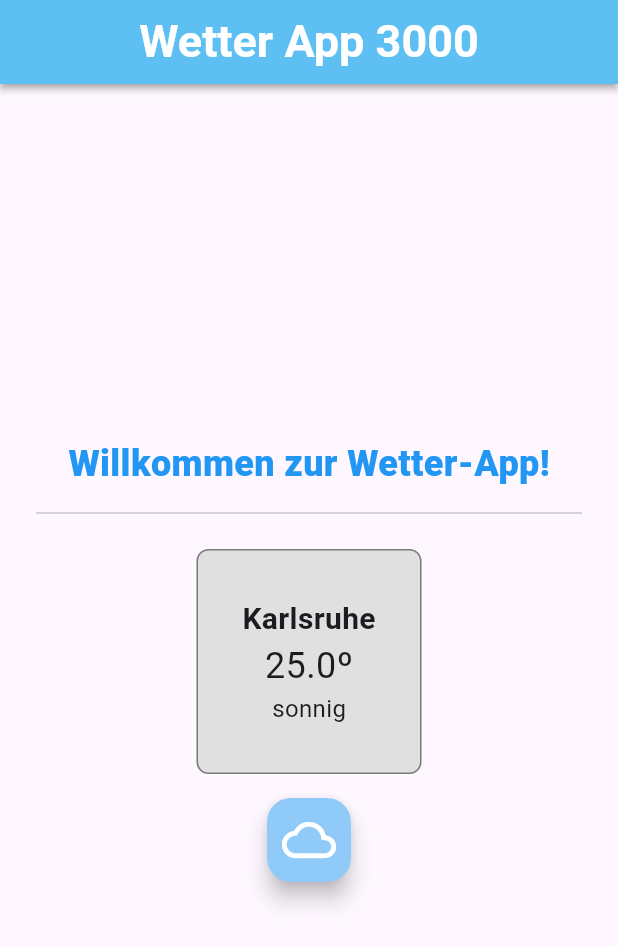
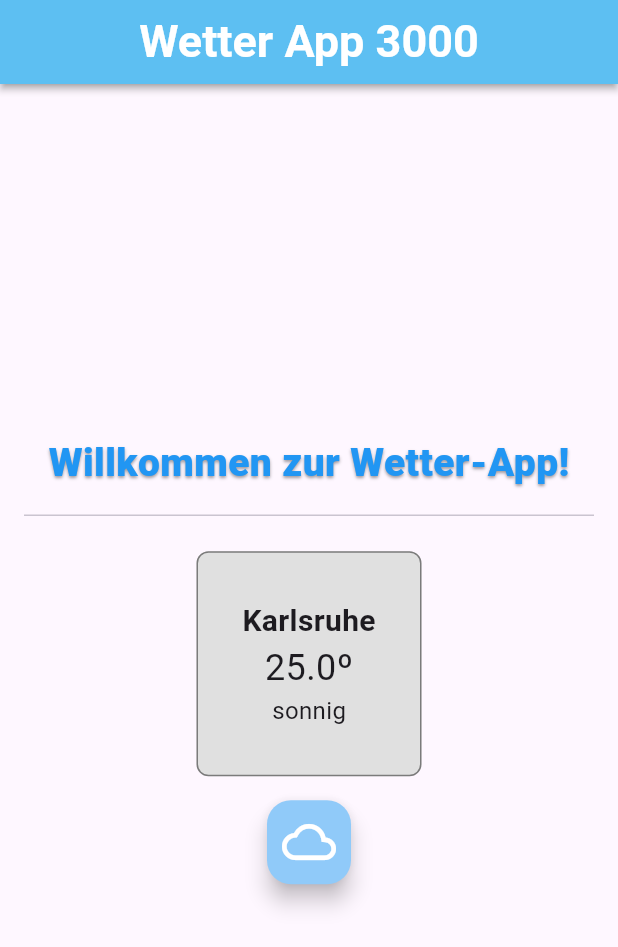
Before and after one commit to Sascha-create/simple_weather_app, a Flutter app: the screen it shows after launch, after a tap on the "cloud" icon, on a phone screen of 412 x 824 dp. Shown: the top 947 px of the screen. Run offline on Flutter 3.47's test engine with Material 3 defaults, Android fonts, the phone set to English and light mode, and no system bars.

```diff
--- a/lib/header.dart
+++ b/lib/header.dart
@@ -11,8 +11,9 @@ class Header extends StatelessWidget {
       padding: EdgeInsets.only(bottom: 8.0),
       child: Text(
         "Willkommen zur Wetter-App!",
-        style: TextStyle(
-            fontSize: 24, fontWeight: FontWeight.w800, color: Colors.blue),
+        style: TextStyle(shadows: <Shadow>[
+          Shadow(offset: Offset(0, 1), blurRadius: 2, color: Colors.black38)
+        ], fontSize: 26, fontWeight: FontWeight.w800, color: Colors.blue),
       ),
     );
   }
--- a/lib/main.dart
+++ b/lib/main.dart
@@ -1,5 +1,3 @@
-import 'dart:math';
-
 import 'package:flutter/material.dart';
 import 'package:simple_weather_app/header.dart';
 import 'package:simple_weather_app/weather_data.dart';
@@ -18,37 +16,23 @@ class MainApp extends StatelessWidget {
   @override
   Widget build(BuildContext context) {
     return MaterialApp(
-        home: WeatherApp(actualWeatherData: repository.getRandomWeather()));
+      home: WeatherApp(repository: repository),
+    );
   }
 }
 
 class WeatherApp extends StatefulWidget {
-  const WeatherApp({super.key, required this.actualWeatherData});
-  final WeatherData actualWeatherData;
+  const WeatherApp({super.key, required this.repository});
+  final WeatherRepository repository;
 
   @override
   State<WeatherApp> createState() => _WeatherDataState();
 }
 
 class _WeatherDataState extends State<WeatherApp> {
-  late WeatherData actualWeatherD = WeatherData(
-      city: "city", temperature: 666, weatherCondition: "weatherCondition");
-  final WeatherRepository weatherRepository = WeatherRepository();
-
-  String get city => actualWeatherD.city;
-
-  double get temperature => actualWeatherD.temperature;
-
-  String get weatherCondition => actualWeatherD.weatherCondition;
-
-  void getRandomWeatherData() {
-    setState(() {
-      actualWeatherD = weatherDatas[Random().nextInt(weatherDatas.length)];
-    });
-  }
-
   @override
   Widget build(BuildContext context) {
+    WeatherData actualWeatherD = widget.repository.getRandomWeather();
     final String city = actualWeatherD.city;
     final double temperature = actualWeatherD.temperature;
     final String weatherCondition = actualWeatherD.weatherCondition;
@@ -72,7 +56,7 @@ class _WeatherDataState extends State<WeatherApp> {
             children: [
               const Header(),
               const Padding(
-                padding: EdgeInsets.symmetric(horizontal: 24.0),
+                padding: EdgeInsets.symmetric(horizontal: 16.0),
                 child: Divider(),
               ),
               WeatherDisplay(
@@ -80,7 +64,9 @@ class _WeatherDataState extends State<WeatherApp> {
                   temperature: temperature,
                   weatherCondition: weatherCondition),
               FloatingActionButton(
-                onPressed: getRandomWeatherData,
+                onPressed: () {
+                  setState(() {});
+                },
                 backgroundColor: Colors.blue[200],
                 child: const Icon(
                   Icons.cloud_outlined,
--- a/lib/weather_repository.dart
+++ b/lib/weather_repository.dart
@@ -2,16 +2,16 @@ import 'dart:math';
 
 import 'package:simple_weather_app/weather_data.dart';
 
-List<WeatherData> weatherDatas = [
+
+class WeatherRepository {
+  final List<WeatherData> _weatherDatas =  [
   WeatherData(city: "Karlsruhe", temperature: 25, weatherCondition: "sonnig"),
   WeatherData(city: "Landau", temperature: 20, weatherCondition: "regnerisch"),
   WeatherData(city: "Offenbach", temperature: 22, weatherCondition: "wolkig"),
   WeatherData(city: "Lohr", temperature: 17, weatherCondition: "heiter"),
 ];
 
-class WeatherRepository {
-  final WeatherData _weatherData =
-      weatherDatas[Random().nextInt(weatherDatas.length)];
 
-  WeatherData getRandomWeather() => _weatherData;
+
+  WeatherData getRandomWeather() => _weatherDatas[Random().nextInt(_weatherDatas.length)];
 }
```
Also changed, not shown: 1 other file.
